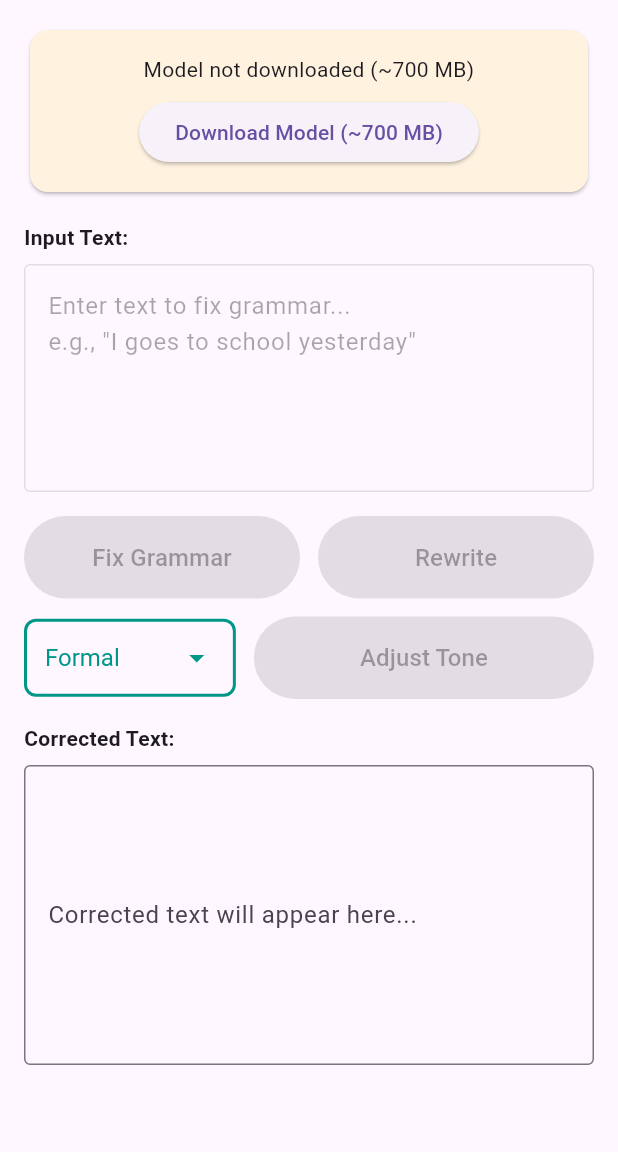
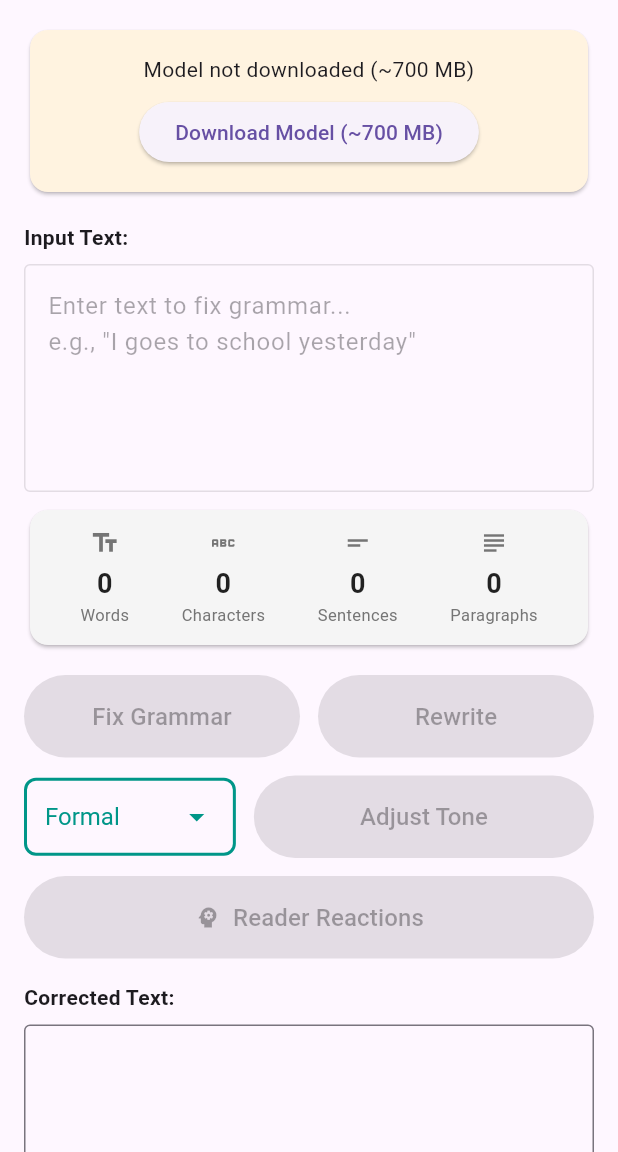
Before and after one commit to ahmed-7amada/grammar-fix-mvp, a Flutter app: the screen it shows after launch, on a phone screen of 412 x 824 dp, the part 84-1236 px from its top. Run offline on Flutter 3.47's test engine with Material 3 defaults, Android fonts, the phone set to English and light mode, and no system bars; our stand-ins replace dio; missing offline and left inert: fllama.

Commit message:
- Reader reactions - Add counter for Words, Characters, Paragraph and Sentence

```diff
--- a/lib/main.dart
+++ b/lib/main.dart
@@ -58,6 +58,12 @@ class _GrammarFixScreenState extends State<GrammarFixScreen> {
     'Empathetic',
   ];
 
+  // Text statistics
+  int _wordCount = 0;
+  int _charCount = 0;
+  int _paragraphCount = 0;
+  int _sentenceCount = 0;
+
   String? _modelPath;
 
   // Mobile: Download GGUF model
@@ -71,11 +77,42 @@ class _GrammarFixScreenState extends State<GrammarFixScreen> {
   @override
   void initState() {
     super.initState();
+    // Add listener for real-time text statistics
+    _inputController.addListener(_updateTextStats);
     if (kIsWeb) {
       _initializeWebModel();
     } else {
       _checkModelExists();
     }
+  }
+
+  void _updateTextStats() {
+    final text = _inputController.text;
+    setState(() {
+      // Character count (including spaces)
+      _charCount = text.length;
+
+      // Word count
+      _wordCount = text.trim().isEmpty
+          ? 0
+          : text.trim().split(RegExp(r'\s+')).length;
+
+      // Sentence count (split by . ! ?)
+      _sentenceCount = text.trim().isEmpty
+          ? 0
+          : RegExp(r'[.!?]+').allMatches(text).length;
+      if (_sentenceCount == 0 && text.trim().isNotEmpty) {
+        _sentenceCount = 1; // Count as 1 sentence if no punctuation
+      }
+
+      // Paragraph count (split by double newlines or single newlines)
+      _paragraphCount = text.trim().isEmpty
+          ? 0
+          : text.trim().split(RegExp(r'\n\s*\n|\n')).where((p) => p.trim().isNotEmpty).length;
+      if (_paragraphCount == 0 && text.trim().isNotEmpty) {
+        _paragraphCount = 1;
+      }
+    });
   }
 
   void _initializeWebModel() {
@@ -134,6 +171,7 @@ class _GrammarFixScreenState extends State<GrammarFixScreen> {
 
   @override
   void dispose() {
+    _inputController.removeListener(_updateTextStats);
     _inputController.dispose();
     _outputController.dispose();
     super.dispose();
@@ -370,6 +408,78 @@ class _GrammarFixScreenState extends State<GrammarFixScreen> {
     }
   }
 
+  Future<void> _analyzeReaderReactions() async {
+    if (!_isModelReady) {
+      _showError('Model is not ready yet');
+      return;
+    }
+
+    final inputText = _inputController.text.trim();
+    if (inputText.isEmpty) {
+      _showError('Please enter some text');
+      return;
+    }
+
+    setState(() {
+      _isProcessing = true;
+      _outputController.text = kIsWeb ? 'Loading model & analyzing...' : 'Analyzing...';
+      if (kIsWeb) {
+        _statusMessage = 'Initializing...';
+      }
+    });
+
+    try {
+      final request = OpenAiRequest(
+        maxTokens: 512,
+        messages: [
+          Message(
+            Role.system,
+            '''You are a writing analyst that predicts reader reactions. Analyze the text and provide:
+
+1. TONE DETECTED: List 2-3 tones (e.g., Formal, Friendly, Urgent, Cold, Warm)
+2. READER MAY FEEL: How readers might emotionally react (e.g., Informed, Confused, Motivated, Defensive)
+3. STRENGTHS: What works well in the writing (1-2 points)
+4. SUGGESTIONS: How to improve impact (1-2 specific tips)
+
+Keep your response concise and use bullet points.''',
+          ),
+          Message(
+            Role.user,
+            'Analyze reader reactions for this text:\n\n$inputText',
+          ),
+        ],
+        modelPath: _modelPath!,
+        temperature: 0.5,
+        topP: 0.9,
+      );
+
+      await _runInference(
+        request: request,
+        onResponse: (response, done) {
+          if (done) {
+            print('✅ Reader reactions analysis completed');
+            print('Final result: $response');
+            setState(() {
+              _outputController.text = response;
+              _isProcessing = false;
+              _statusMessage = kIsWeb ? 'Web model ready! (WebGPU accelerated)' : 'Model ready!';
+            });
+          } else {
+            print('Streaming: $response');
+            setState(() {
+              _outputController.text = response;
+            });
+          }
+        },
+      );
+    } catch (e) {
+      setState(() {
+        _outputController.text = 'Error: $e';
+        _isProcessing = false;
+      });
+    }
+  }
+
   Future<void> _fixGrammar() async {
     if (!_isModelReady) {
       _showError('Model is not ready yet');
@@ -442,6 +552,31 @@ class _GrammarFixScreenState extends State<GrammarFixScreen> {
     );
   }
 
+  Widget _buildStatItem(String label, int count, IconData icon) {
+    return Column(
+      mainAxisSize: MainAxisSize.min,
+      children: [
+        Icon(icon, size: 20, color: Colors.grey[600]),
+        const SizedBox(height: 4),
+        Text(
+          count.toString(),
+          style: const TextStyle(
+            fontSize: 18,
+            fontWeight: FontWeight.bold,
+            color: Colors.black87,
+          ),
+        ),
+        Text(
+          label,
+          style: TextStyle(
+            fontSize: 11,
+            color: Colors.grey[600],
+          ),
+        ),
+      ],
+    );
+  }
+
   @override
   Widget build(BuildContext context) {
     return Scaffold(
@@ -501,6 +636,24 @@ class _GrammarFixScreenState extends State<GrammarFixScreen> {
                   hintText: 'Enter text to fix grammar...\ne.g., "I goes to school yesterday"',
                 ),
                 enabled: _isModelReady,
+              ),
+              const SizedBox(height: 8),
+
+              // Text Statistics Card
+              Card(
+                color: Colors.grey[100],
+                child: Padding(
+                  padding: const EdgeInsets.symmetric(horizontal: 16, vertical: 12),
+                  child: Row(
+                    mainAxisAlignment: MainAxisAlignment.spaceAround,
+                    children: [
+                      _buildStatItem('Words', _wordCount, Icons.text_fields),
+                      _buildStatItem('Characters', _charCount, Icons.abc),
+                      _buildStatItem('Sentences', _sentenceCount, Icons.short_text),
+                      _buildStatItem('Paragraphs', _paragraphCount, Icons.subject),
+                    ],
+                  ),
+                ),
               ),
               const SizedBox(height: 16),
 
@@ -587,6 +740,25 @@ class _GrammarFixScreenState extends State<GrammarFixScreen> {
                   ),
                 ],
               ),
+              const SizedBox(height: 12),
+
+              // Reader Reactions Button
+              SizedBox(
+                width: double.infinity,
+                child: ElevatedButton.icon(
+                  onPressed: _isModelReady && !_isProcessing ? _analyzeReaderReactions : null,
+                  icon: const Icon(Icons.psychology),
+                  label: Text(
+                    _isProcessing ? 'Processing...' : 'Reader Reactions',
+                    style: const TextStyle(fontSize: 16),
+                  ),
+                  style: ElevatedButton.styleFrom(
+                    padding: const EdgeInsets.all(16),
+                    backgroundColor: Colors.orange,
+                    foregroundColor: Colors.white,
+                  ),
+                ),
+              ),
               const SizedBox(height: 16),
 
               // Output Text Field
```
